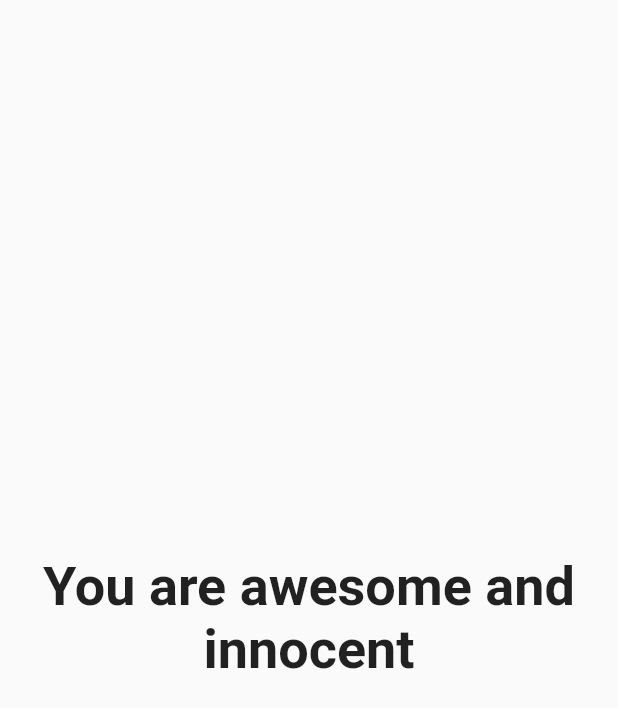
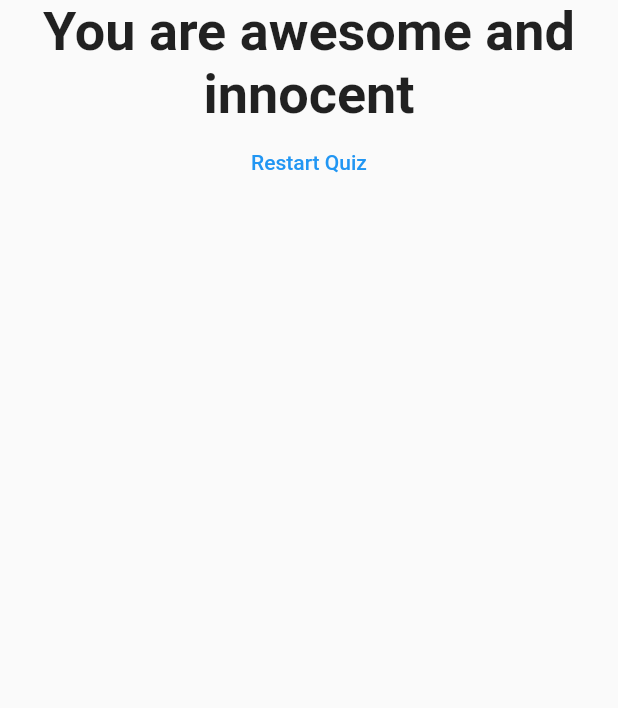
Before and after one commit to BulcsuFarmasi/quiz_app, a Flutter app: the Result widget shown alone on an empty page, opened directly with empty values, on a phone screen of 412 x 824 dp. Shown: the top 708 px of the screen. Run offline on Flutter 3.47's test engine with Material 2 defaults, Android fonts, the phone set to English and light mode, and no system bars.

Commit message:
add a button to result to reset quiz

```diff
--- a/lib/result.dart
+++ b/lib/result.dart
@@ -2,8 +2,9 @@ import 'package:flutter/material.dart';
 
 class Result extends StatelessWidget {
   final int resultScore;
+  final Function resetHandler;
 
-  Result(this.resultScore);
+  Result(this.resultScore, this.resetHandler);
 
   String get resultPhrase {
     String resultText;
@@ -22,10 +23,19 @@ class Result extends StatelessWidget {
   @override
   Widget build(BuildContext context) {
     return Center(
-      child: Text(
-        resultPhrase,
-        style: TextStyle(fontSize: 36, fontWeight: FontWeight.bold),
-        textAlign: TextAlign.center,
+      child: Column(
+        children: [
+          Text(
+            resultPhrase,
+            style: TextStyle(fontSize: 36, fontWeight: FontWeight.bold),
+            textAlign: TextAlign.center,
+          ),
+          FlatButton(
+            onPressed: resetHandler,
+            child: Text('Restart Quiz'),
+            textColor: Colors.blue,
+          )
+        ],
       ),
     );
   }
```
Also changed, not shown: lib/main.dart (+8 -1 lines).
